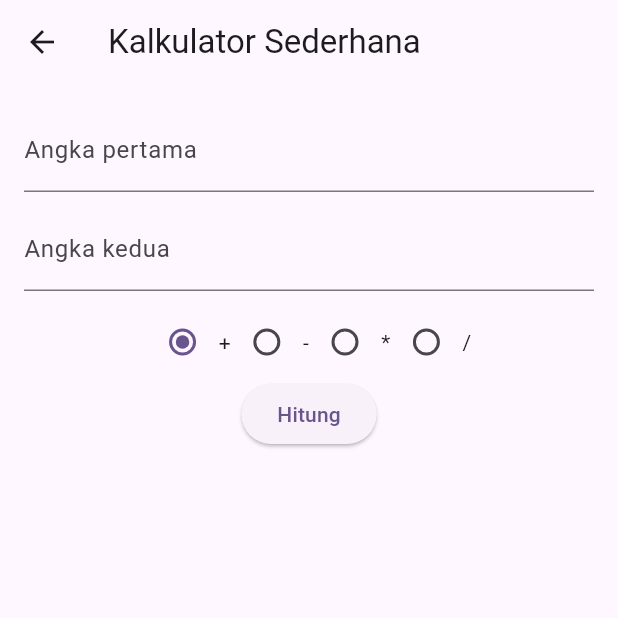
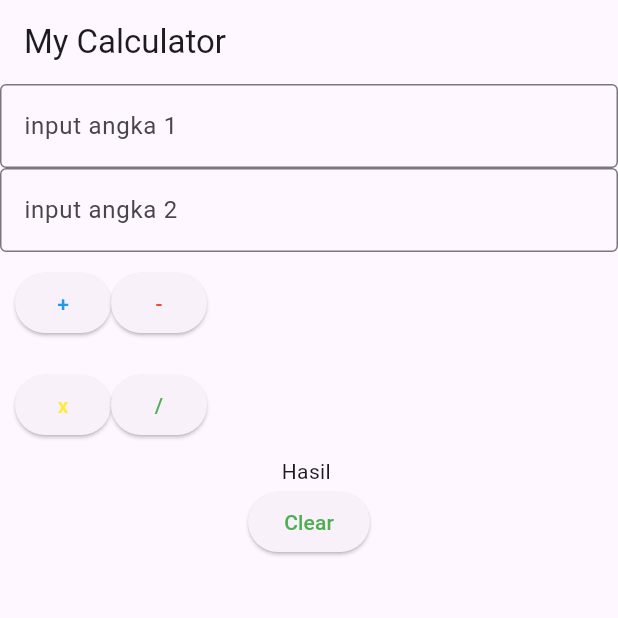
Before and after one commit to XOsmar969/tugas1_part2_flutter_11pplg1_27, a Flutter app: the CalculatorPage screen opened directly, on a phone screen of 412 x 824 dp, the top half of it. Run offline on Flutter 3.47's test engine with Material 3 defaults, Android fonts, the phone set to English and light mode, and no system bars; our stand-ins replace get.

Commit message:
Initial commit

```diff
--- /dev/null
+++ b/latihan1/lib/controllers/calculator_controller.dart
@@ -0,0 +1,50 @@
+import 'package:flutter/material.dart';
+import 'package:get/get.dart';
+
+class CalculatorController extends GetxController {
+  final txtAngka1 = TextEditingController();
+  final txtAngka2 = TextEditingController();
+  var Hasil = "".obs;
+
+  void tambah() {
+    int angka1 = int.parse(txtAngka1.text.toString());
+    int angka2 = int.parse(txtAngka2.text.toString());
+
+    int hasilJumlah = angka1 + angka2;
+    print("Hasil Tambah : " + hasilJumlah.toString());
+    Hasil.value = hasilJumlah.toString();
+  }
+
+  void kurang() {
+    int angka1 = int.parse(txtAngka1.text.toString());
+    int angka2 = int.parse(txtAngka2.text.toString());
+
+    int hasilJumlah = angka1 - angka2;
+    print("Hasil Kurang : " + hasilJumlah.toString());
+    Hasil.value = hasilJumlah.toString();
+  }
+
+  void kali() {
+    int angka1 = int.parse(txtAngka1.text.toString());
+    int angka2 = int.parse(txtAngka2.text.toString());
+
+    int hasilJumlah = angka1 * angka2;
+    print("Hasil Kali : " + hasilJumlah.toString());
+    Hasil.value = hasilJumlah.toString();
+  }
+
+  void bagi() {
+    int angka1 = int.parse(txtAngka1.text.toString());
+    int angka2 = int.parse(txtAngka2.text.toString());
+
+    double hasilJumlah = angka1 / angka2; // hasil desimal
+    print("Hasil Bagi : " + hasilJumlah.toString());
+    Hasil.value = hasilJumlah.toString();
+  }
+
+  void clear() {
+    txtAngka1.clear();
+    txtAngka2.clear();
+    Hasil.value = "";
+  }
+}
--- a/latihan1/lib/home_page.dart
+++ /dev/null
@@ -1,133 +0,0 @@
-import 'package:flutter/material.dart';
-
-void main() {
-  runApp(const MyApp());
-}
-
-class MyApp extends StatelessWidget {
-  const MyApp({super.key});
-
-  @override
-  Widget build(BuildContext context) {
-    return MaterialApp(
-      title: 'Kalkulator Sederhana',
-      theme: ThemeData(primarySwatch: Colors.blue),
-      home: const CalculatorPage(),
-      debugShowCheckedModeBanner: false,
-    );
-  }
-}
-
-class CalculatorPage extends StatefulWidget {
-  const CalculatorPage({super.key});
-
-  @override
-  State<CalculatorPage> createState() => _CalculatorPageState();
-}
-
-class _CalculatorPageState extends State<CalculatorPage> {
-  final TextEditingController _controller1 = TextEditingController();
-  final TextEditingController _controller2 = TextEditingController();
-
-  String _selectedOperator = '+';
-  double? _result;
-
-  void _calculate() {
-    final double? num1 = double.tryParse(_controller1.text);
-    final double? num2 = double.tryParse(_controller2.text);
-
-    if (num1 == null || num2 == null) {
-      _showSnackBar("Masukkan angka yang valid!");
-      return;
-    }
-
-    double tempResult;
-
-    switch (_selectedOperator) {
-      case '+':
-        tempResult = num1 + num2;
-        break;
-      case '-':
-        tempResult = num1 - num2;
-        break;
-      case '*':
-        tempResult = num1 * num2;
-        break;
-      case '/':
-        if (num2 == 0) {
-          _showSnackBar("Tidak bisa membagi dengan nol!");
-          return;
-        }
-        tempResult = num1 / num2;
-        break;
-      default:
-        _showSnackBar("Operator tidak valid");
-        return;
-    }
-
-    setState(() {
-      _result = tempResult;
-    });
-  }
-
-  void _showSnackBar(String message) {
-    ScaffoldMessenger.of(context).showSnackBar(
-      SnackBar(content: Text(message), duration: const Duration(seconds: 2)),
-    );
-  }
-
-  @override
-  Widget build(BuildContext context) {
-    return Scaffold(
-      appBar: AppBar(title: const Text("Kalkulator Sederhana")),
-      body: Padding(
-        padding: const EdgeInsets.all(16.0),
-        child: Column(
-          children: [
-            TextField(
-              controller: _controller1,
-              keyboardType: TextInputType.number,
-              decoration: const InputDecoration(labelText: "Angka pertama"),
-            ),
-            const SizedBox(height: 10),
-            TextField(
-              controller: _controller2,
-              keyboardType: TextInputType.number,
-              decoration: const InputDecoration(labelText: "Angka kedua"),
-            ),
-            const SizedBox(height: 10),
-            Row(
-              mainAxisAlignment: MainAxisAlignment.center,
-              children: ['+', '-', '*', '/'].map((op) {
-                return Row(
-                  children: [
-                    Radio<String>(
-                      value: op,
-                      groupValue: _selectedOperator,
-                      onChanged: (value) {
-                        setState(() {
-                          _selectedOperator = value!;
-                        });
-                      },
-                    ),
-                    Text(op),
-                  ],
-                );
-              }).toList(),
-            ),
-            ElevatedButton(
-              onPressed: _calculate,
-              child: const Text("Hitung"),
-            ),
-            const SizedBox(height: 20),
-            if (_result != null)
-              Text(
-                "Hasil: $_result",
-                style: const TextStyle(fontSize: 20, fontWeight: FontWeight.bold),
-              ),
-          ],
-        ),
-      ),
-    );
-  }
-}
--- /dev/null
+++ b/latihan1/lib/pages/calculator_page.dart
@@ -0,0 +1,83 @@
+import 'package:flutter/material.dart';
+import 'package:get/get.dart';
+import 'package:latihan1/controllers/calculator_controller.dart';
+import 'package:latihan1/widgets/widget_button.dart';
+import 'package:latihan1/widgets/widget_textfield.dart';
+
+class CalculatorPage extends StatelessWidget {
+  CalculatorPage({super.key});
+
+  final CalculatorController calculatorController = Get.put(
+    CalculatorController(),
+  );
+  @override
+  Widget build(BuildContext context) {
+    return Scaffold(
+      appBar: AppBar(title: Text("My Calculator")),
+      body: Container(
+        child: Column(
+          children: [
+            MyTextField(
+              textEditingController: calculatorController.txtAngka1,
+              labelText: "input angka 1",
+            ),
+            MyTextField(
+              textEditingController: calculatorController.txtAngka2,
+              labelText: "input angka 2",
+            ),
+            Container(
+              margin: EdgeInsets.all(10),
+              child: Row(
+                children: [
+                  CustomButton(
+                    text: "+",
+                    textColor: Colors.blue,
+                    onPressed: () {
+                      calculatorController.tambah();
+                    },
+                  ),
+                  CustomButton(
+                    text: "-",
+                    textColor: Colors.red,
+                    onPressed: () {
+                      calculatorController.kurang();
+                    },
+                  ),
+                ],
+              ),
+            ),
+            Container(
+              margin: EdgeInsets.all(10),
+              child: Row(
+                children: [
+                  CustomButton(
+                    text: "x",
+                    textColor: Colors.yellow,
+                    onPressed: () {
+                      calculatorController.kali();
+                    },
+                  ),
+                  CustomButton(
+                    text: "/",
+                    textColor: Colors.green,
+                    onPressed: () {
+                      calculatorController.bagi();
+                    },
+                  ),
+                ],
+              ),
+            ),
+            Obx(() => Text("Hasil " + calculatorController.Hasil.value)),
+            CustomButton(
+              text: "Clear",
+              textColor: Colors.green,
+              onPressed: () {
+                calculatorController.clear();
+              },
+            ),
+          ],
+        ),
+      ),
+    );
+  }
+}
--- /dev/null
+++ b/latihan1/lib/widgets/widget_button.dart
@@ -0,0 +1,20 @@
+import 'package:flutter/material.dart';
+
+class CustomButton extends StatelessWidget {
+
+  final String text;
+  final Color textColor;
+  final VoidCallback onPressed;
+
+  const CustomButton({super.key, required this.text,
+  required this.textColor,
+  required this.onPressed});
+
+  @override
+  Widget build(BuildContext context) {
+    return ElevatedButton(
+      onPressed: onPressed,
+      child: Text(text, style: TextStyle(color: textColor),),
+    );
+  }
+}
--- /dev/null
+++ b/latihan1/lib/widgets/widget_textfield.dart
@@ -0,0 +1,23 @@
+import 'package:flutter/material.dart';
+
+class MyTextField extends StatelessWidget {
+  final TextEditingController textEditingController;
+  final String labelText;
+
+  const MyTextField({
+    super.key,
+    required this.textEditingController,
+    required this.labelText,
+  });
+
+  @override
+  Widget build(BuildContext context) {
+    return TextField(
+      controller: textEditingController, // ✅ Ini penting agar bisa di-clear
+      decoration: InputDecoration(
+        labelText: labelText, // ✅ Lebih baik pakai labelText langsung
+        border: OutlineInputBorder(),
+      ),
+    );
+  }
+}
--- a/latihan1/pubspec.yaml
+++ b/latihan1/pubspec.yaml
@@ -34,6 +34,7 @@ dependencies:
   # The following adds the Cupertino Icons font to your application.
   # Use with the CupertinoIcons class for iOS style icons.
   cupertino_icons: ^1.0.8
+  get: ^4.7.2
 
 dev_dependencies:
   flutter_test:
```
Also changed, not shown: latihan1/lib/login_page.dart (+45 -68 lines), latihan1/lib/main.dart (+5 -2 lines), latihan1/pubspec.lock.
